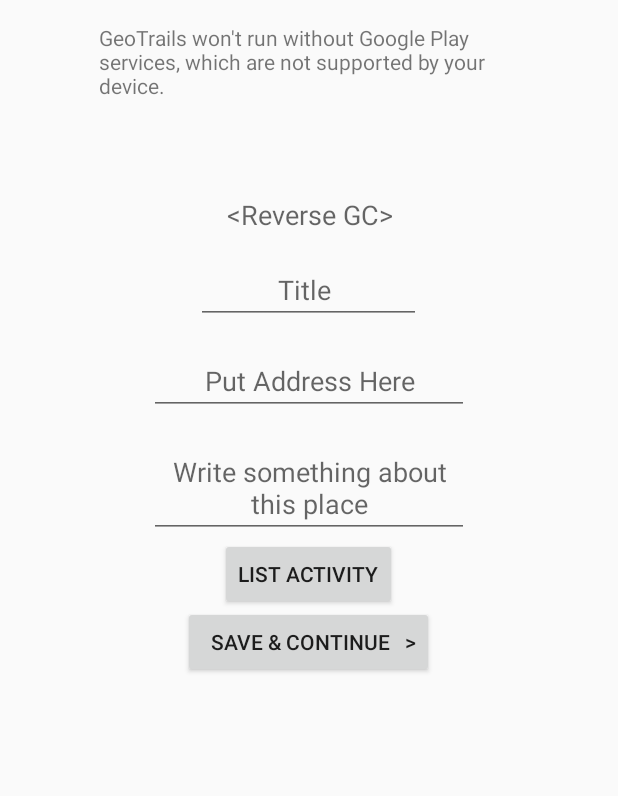
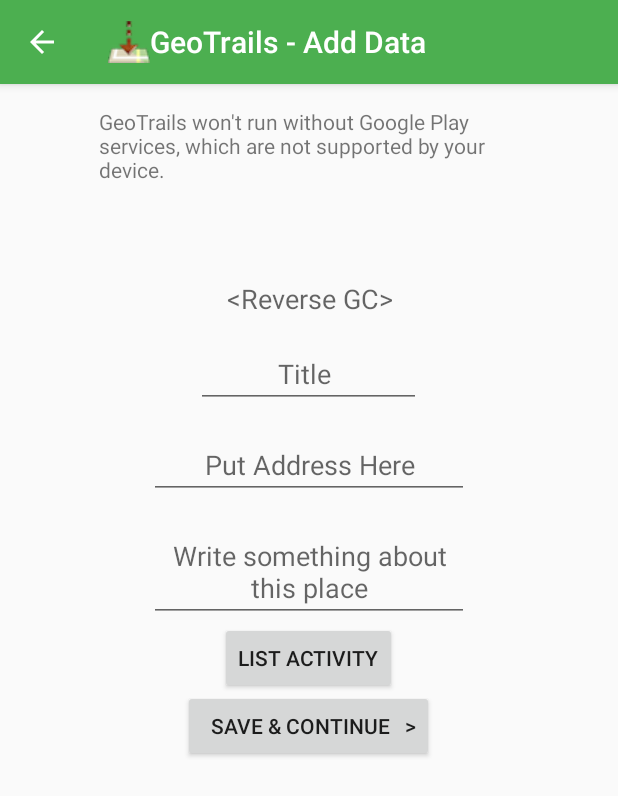
Before and after one commit to thatsabhi22/geotrails, an Android app: the AddDataActivity screen opened directly, with no data from a screen before it, on a phone screen of 412 x 824 dp. Shown: the top 796 px of the screen. Run offline under Robolectric (Android 15) with nearby library versions, the phone set to English and light mode, and no system bars.

Commit message:
Toolbar on add data activity

```diff
--- a/app/src/main/java/com/theleafapps/pro/geotrails/adapters/LocationListAdapter.java
+++ b/app/src/main/java/com/theleafapps/pro/geotrails/adapters/LocationListAdapter.java
@@ -120,7 +120,6 @@ public class LocationListAdapter extends
                     View parentRow      =   (View) view.getParent();
                     CardView cardView   =   (CardView) parentRow.getParent();
                     RecyclerView rv     =   (RecyclerView) cardView.getParent();
-
                     int position        =   rv.getChildLayoutPosition(cardView);
 
                     if(markers.markerList.get(position).is_star == 0){
--- a/app/src/main/java/com/theleafapps/pro/geotrails/ui/AddDataActivity.java
+++ b/app/src/main/java/com/theleafapps/pro/geotrails/ui/AddDataActivity.java
@@ -6,7 +6,9 @@ import android.database.sqlite.SQLiteStatement;
 import android.location.Address;
 import android.location.Geocoder;
 import android.os.Bundle;
+import android.support.v7.app.ActionBar;
 import android.support.v7.app.AppCompatActivity;
+import android.support.v7.widget.Toolbar;
 import android.text.TextUtils;
 import android.util.Log;
 import android.view.View;
@@ -34,17 +36,27 @@ public class AddDataActivity extends AppCompatActivity implements OnMapReadyCall
 
     DbHelper dbHelper;
     GoogleMap mMap;
+    Toolbar toolbar;
     double userLat,userLong;
     TextView geo_code_add_tv;
     EditText location_title_et,location_user_address_et,location_desc_et;
     Button mark_button,go_to_list_button;
     String TAG = "Tangho";
     Address geoAddress;
+    ActionBar actionBar;
 
     @Override
     protected void onCreate(Bundle savedInstanceState) {
         super.onCreate(savedInstanceState);
         setContentView(R.layout.activity_add_data);
+
+        toolbar = (Toolbar) findViewById(R.id.toolbar_add_data);
+        setSupportActionBar(toolbar);
+
+        actionBar = getSupportActionBar();
+        actionBar.setDisplayHomeAsUpEnabled(true);
+        actionBar.setIcon(R.drawable.logo_small);
+        actionBar.setTitle("GeoTrails - Add Data");
 
         Intent recIntent            =   getIntent();
         userLat                     =   recIntent.getDoubleExtra("userLat",0);
--- a/app/src/main/res/layout/activity_add_data.xml
+++ b/app/src/main/res/layout/activity_add_data.xml
@@ -1,13 +1,30 @@
 <?xml version="1.0" encoding="utf-8"?>
-<RelativeLayout
-    xmlns:tools="http://schemas.android.com/tools"
+<RelativeLayout xmlns:tools="http://schemas.android.com/tools"
     xmlns:android="http://schemas.android.com/apk/res/android"
     android:layout_width="match_parent"
     android:layout_height="match_parent"
+    xmlns:app="http://schemas.android.com/apk/res-auto"
     tools:context=".ui.AddDataActivity">
+
+    <android.support.design.widget.AppBarLayout
+        android:layout_width="match_parent"
+        android:layout_height="wrap_content"
+        android:theme="@style/ThemeOverlay.AppCompat.Dark.ActionBar"
+        android:id="@+id/add_data_screen_toolbar">
+
+        <android.support.v7.widget.Toolbar
+            android:id="@+id/toolbar_add_data"
+            android:layout_width="match_parent"
+            android:layout_height="?attr/actionBarSize"
+            android:background="?attr/colorPrimary"
+            app:layout_scrollFlags="scroll|enterAlways"
+            app:popupTheme="@style/ThemeOverlay.AppCompat.Light" />
+    </android.support.design.widget.AppBarLayout>
+
     <ScrollView
         android:layout_height="match_parent"
-        android:layout_width="match_parent">
+        android:layout_width="match_parent"
+        android:layout_below="@+id/add_data_screen_toolbar">
         <RelativeLayout
             android:layout_width="match_parent"
             android:layout_height="wrap_content"
```
Also changed, not shown: app/src/main/res/drawable/logo_small.png (added).
